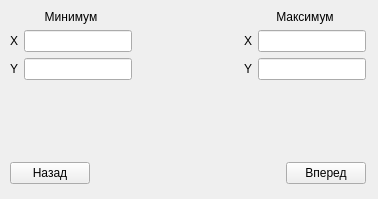
group93492/economics_LPP, file minmaxintercectcheckdialog.ui: the form before one commit.
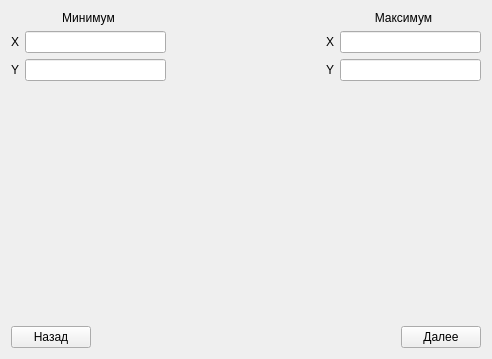
The form after the commit.

Commit message: Include minmaxintercectcheckdialog in project

```diff
--- a/minmaxintercectcheckdialog.ui
+++ b/minmaxintercectcheckdialog.ui
@@ -6,22 +6,15 @@
    <rect>
     <x>0</x>
     <y>0</y>
-    <width>378</width>
-    <height>199</height>
+    <width>492</width>
+    <height>359</height>
    </rect>
   </property>
   <property name="windowTitle">
    <string>Form</string>
   </property>
-  <widget class="QWidget" name="verticalLayoutWidget_3">
-   <property name="geometry">
-    <rect>
-     <x>10</x>
-     <y>10</y>
-     <width>356</width>
-     <height>174</height>
-    </rect>
-   </property>
+  <layout class="QVBoxLayout" name="verticalLayout_2">
+   <item>
    <layout class="QVBoxLayout" name="mainVerticalLayout">
     <item>
      <layout class="QHBoxLayout" name="minMaxHorizontalLayout">
@@ -162,14 +155,15 @@
       <item>
        <widget class="QPushButton" name="nextPushButton">
         <property name="text">
-         <string>Вперед</string>
+          <string>Далее</string>
         </property>
        </widget>
       </item>
      </layout>
     </item>
    </layout>
-  </widget>
+   </item>
+  </layout>
  </widget>
  <resources/>
  <connections/>
```
Lines whose indentation alone changed are shown as unchanged. The commit also changes 7 other files.
